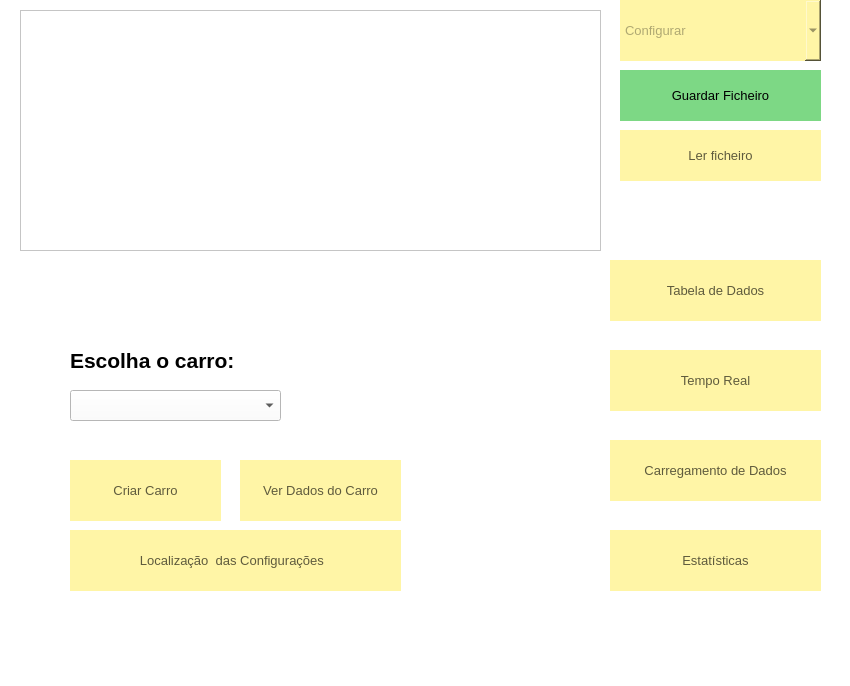
Qt form FSIPLeiria/mainwindow.ui (tatianascgil/Projeto_Informatico_Formula_Student_Barramento_CAN) before a commit.
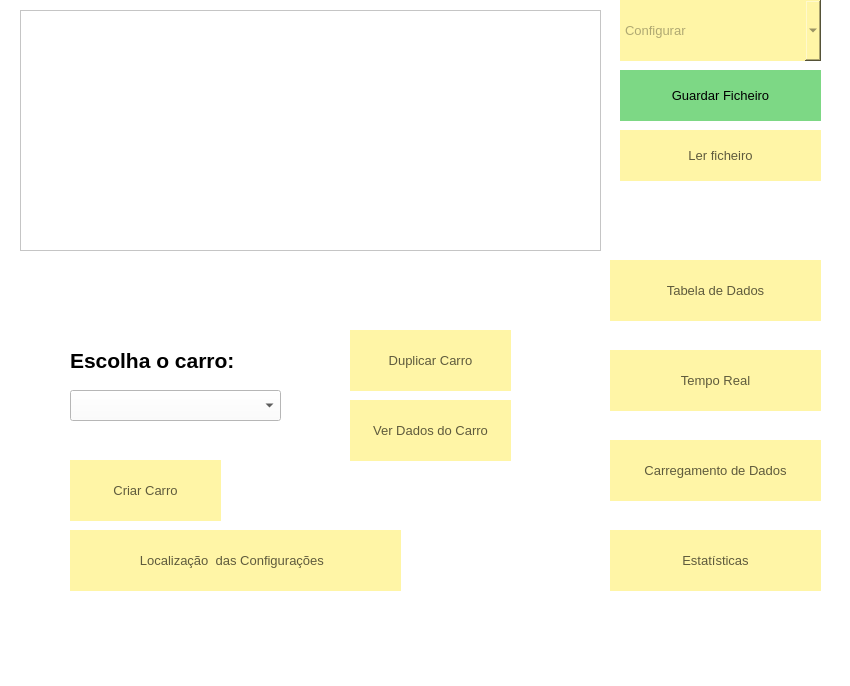
The same form after that commit. Icons and pictures are not drawn.

What changed in the file:
```diff
--- a/FSIPLeiria/mainwindow.ui
+++ b/FSIPLeiria/mainwindow.ui
@@ -358,8 +358,8 @@
     </property>
     <property name="geometry">
      <rect>
-      <x>240</x>
-      <y>460</y>
+      <x>350</x>
+      <y>400</y>
       <width>161</width>
       <height>61</height>
      </rect>
@@ -469,6 +469,43 @@
      <string>Carregamento de Dados</string>
     </property>
    </widget>
+   <widget class="QPushButton" name="btnDuplicarCarro">
+    <property name="geometry">
+     <rect>
+      <x>350</x>
+      <y>330</y>
+      <width>161</width>
+      <height>61</height>
+     </rect>
+    </property>
+    <property name="font">
+     <font>
+      <pointsize>10</pointsize>
+     </font>
+    </property>
+    <property name="cursor">
+     <cursorShape>PointingHandCursor</cursorShape>
+    </property>
+    <property name="styleSheet">
+     <string notr="true">QPushButton{
+	background-color:rgb(255, 245, 166);
+	border:none;
+	color:rgb(95, 91, 61);
+	border -bottom: 5px solid rgb(162, 155, 105)
+}
+QPushButton:hover{
+	background-color:rgb(229, 217, 150);
+	border-bottom: 5px solid rgb(162, 155, 105)
+}
+QPushButton:pressed {
+	background-color:rgb(255, 242, 165);
+	border-bottom: 5px solid rgb(162, 155, 105)
+}</string>
+    </property>
+    <property name="text">
+     <string>Duplicar Carro</string>
+    </property>
+   </widget>
   </widget>
   <widget class="QMenuBar" name="menubar">
    <property name="geometry">
```
